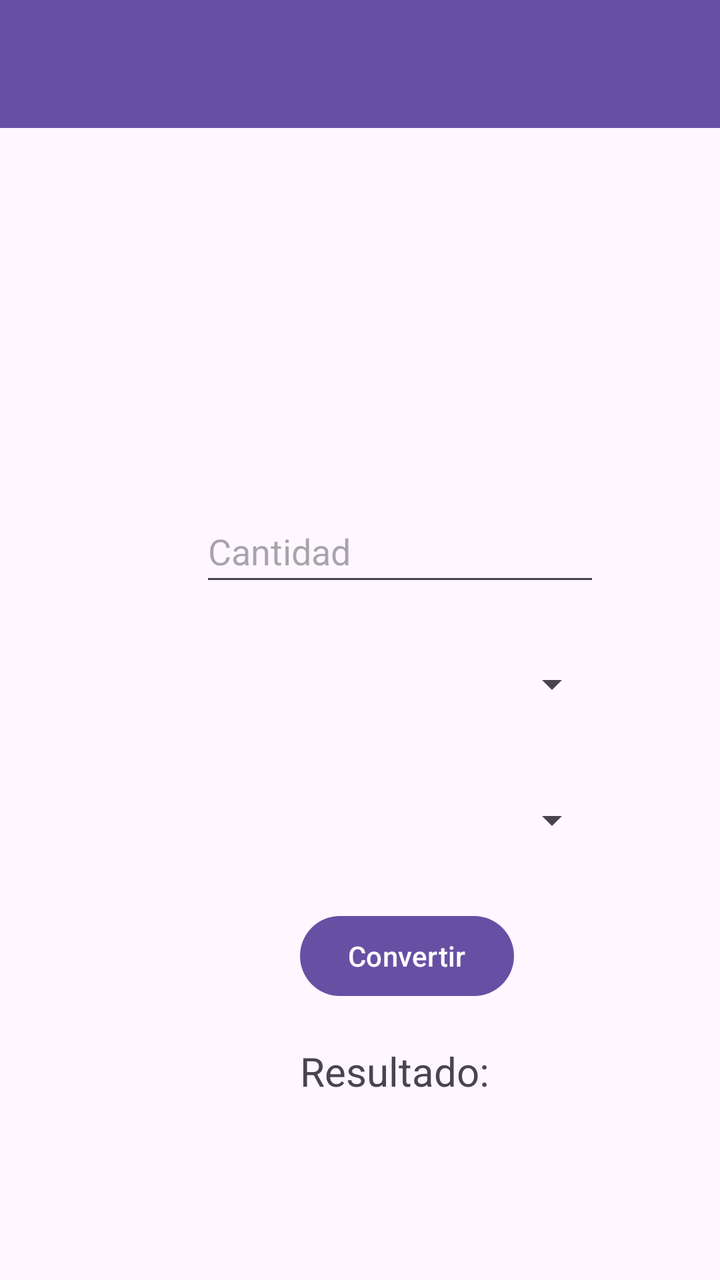
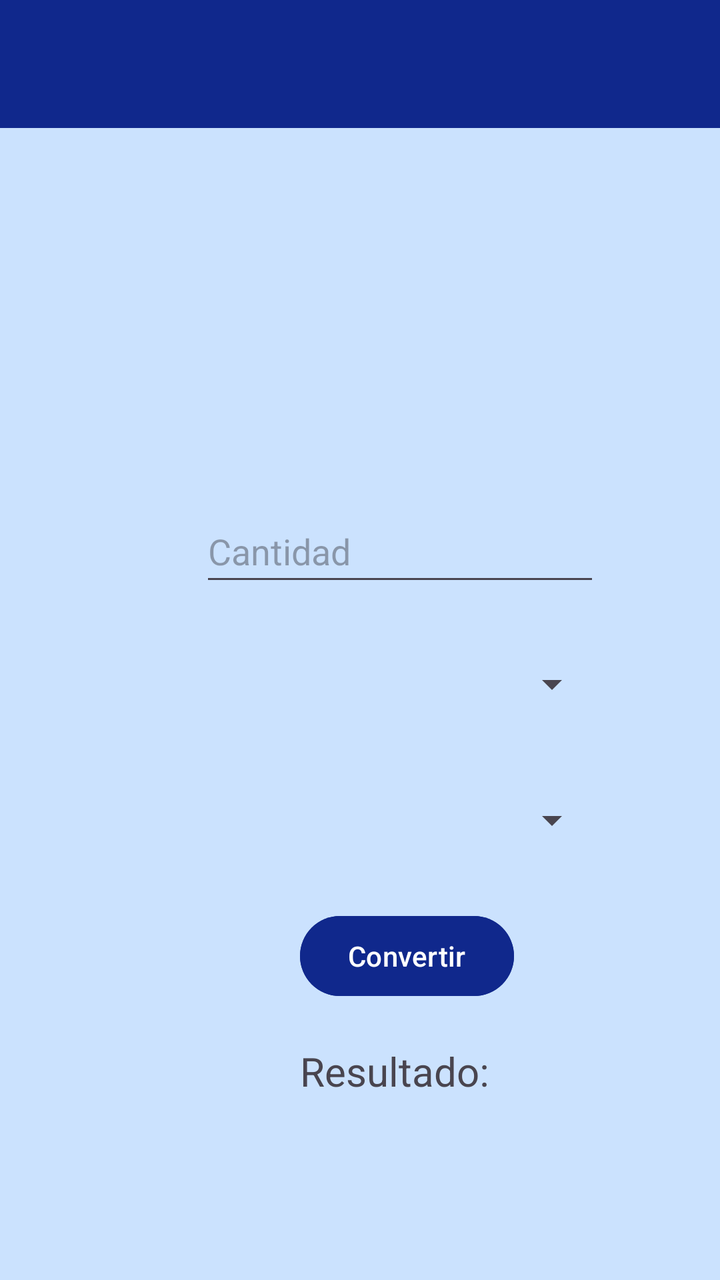

Before-and-after screenshots of an Android layout around one commit, followed by the original layout XML and the change that was made.
<!-- AndroidManifest.xml: application theme Theme.PracticaAndroid -->
<!-- res/layout/activity_conversor_moneda.xml -->
<?xml version="1.0" encoding="utf-8"?>
<androidx.constraintlayout.widget.ConstraintLayout xmlns:android="http://schemas.android.com/apk/res/android"
    xmlns:app="http://schemas.android.com/apk/res-auto"
    xmlns:tools="http://schemas.android.com/tools"
    android:id="@+id/main"
    android:layout_width="match_parent"
    android:layout_height="match_parent"
    tools:context=".datosConversor.ConversorMonedaActivity">

    <androidx.appcompat.widget.Toolbar
        android:id="@+id/toolbarConversor"
        android:layout_width="match_parent"
        android:layout_height="wrap_content"
        android:background="?attr/colorPrimary"
        android:minHeight="?attr/actionBarSize"
        android:theme="?attr/actionBarTheme"
        app:layout_constraintEnd_toEndOf="parent"
        app:layout_constraintStart_toStartOf="parent"
        app:layout_constraintTop_toTopOf="parent" />

    <EditText
        android:id="@+id/editTextNumber"
        android:layout_width="200dp"
        android:layout_height="48dp"
        android:layout_marginStart="100dp"
        android:layout_marginTop="250dp"
        android:hint="Cantidad"
        android:inputType="numberDecimal"
        app:layout_constraintStart_toStartOf="parent"
        app:layout_constraintTop_toTopOf="parent" />

    <Spinner
        android:id="@+id/spinner3"
        android:layout_width="200dp"
        android:layout_height="48dp"
        android:layout_marginTop="20dp"
        app:layout_constraintStart_toStartOf="@id/editTextNumber"
        app:layout_constraintTop_toBottomOf="@id/editTextNumber" />

    <Spinner
        android:id="@+id/spinner4"
        android:layout_width="200dp"
        android:layout_height="48dp"
        android:layout_marginTop="20dp"
        app:layout_constraintStart_toStartOf="@id/spinner3"
        app:layout_constraintTop_toBottomOf="@id/spinner3" />

    <Button
        android:id="@+id/buttonConvertir"
        android:layout_width="wrap_content"
        android:layout_height="wrap_content"
        android:layout_marginStart="50dp"
        android:layout_marginTop="20dp"
        android:text="Convertir"
        app:layout_constraintStart_toStartOf="@id/spinner4"
        app:layout_constraintTop_toBottomOf="@id/spinner4" />

    <TextView
        android:id="@+id/textViewResultado"
        android:layout_width="wrap_content"
        android:layout_height="wrap_content"
        android:text="Resultado:"
        android:textSize="20sp"
        app:layout_constraintTop_toBottomOf="@id/buttonConvertir"
        app:layout_constraintStart_toStartOf="@id/buttonConvertir"
        android:layout_marginTop="20dp"/>

</androidx.constraintlayout.widget.ConstraintLayout>
<!-- resources referenced by this layout -->
<resources>
  <style name="Theme.PracticaAndroid" parent="Base.Theme.PracticaAndroid" />
  <style name="Base.Theme.PracticaAndroid" parent="Theme.Material3.DayNight.NoActionBar">
          
          
      </style>
</resources>

<!-- the commit's change to res/layout/activity_conversor_moneda.xml (unified diff, before → after) -->
@@ -5,13 +5,14 @@
     android:id="@+id/main"
     android:layout_width="match_parent"
     android:layout_height="match_parent"
+    android:background="@color/lightblue"
     tools:context=".datosConversor.ConversorMonedaActivity">
 
     <androidx.appcompat.widget.Toolbar
         android:id="@+id/toolbarConversor"
         android:layout_width="match_parent"
         android:layout_height="wrap_content"
-        android:background="?attr/colorPrimary"
+        android:background="@color/blue"
         android:minHeight="?attr/actionBarSize"
         android:theme="?attr/actionBarTheme"
         app:layout_constraintEnd_toEndOf="parent"
@@ -51,6 +52,7 @@
         android:layout_height="wrap_content"
         android:layout_marginStart="50dp"
         android:layout_marginTop="20dp"
+        android:backgroundTint="@color/blue"
         android:text="Convertir"
         app:layout_constraintStart_toStartOf="@id/spinner4"
         app:layout_constraintTop_toBottomOf="@id/spinner4" />
@@ -59,10 +61,10 @@
         android:id="@+id/textViewResultado"
         android:layout_width="wrap_content"
         android:layout_height="wrap_content"
+        android:layout_marginTop="20dp"
         android:text="Resultado:"
         android:textSize="20sp"
-        app:layout_constraintTop_toBottomOf="@id/buttonConvertir"
         app:layout_constraintStart_toStartOf="@id/buttonConvertir"
-        android:layout_marginTop="20dp"/>
+        app:layout_constraintTop_toBottomOf="@id/buttonConvertir" />
 
 </androidx.constraintlayout.widget.ConstraintLayout>
<!-- resource entries referenced after the edit -->
@@ -1,5 +1,7 @@
 <!-- resources referenced by this layout -->
 <resources>
+  <color name="blue">#10288C</color>
+  <color name="lightblue">#CBE2FE</color>
   <style name="Theme.PracticaAndroid" parent="Base.Theme.PracticaAndroid" />
   <style name="Base.Theme.PracticaAndroid" parent="Theme.Material3.DayNight.NoActionBar">
           
